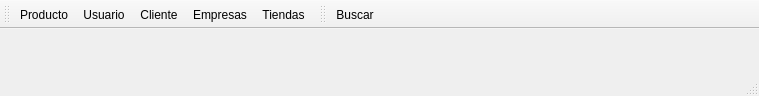
This is mainwindow.ui in benArambide/ProyFinal-IS2 as Qt 5 draws it before an edit. The edited form follows.
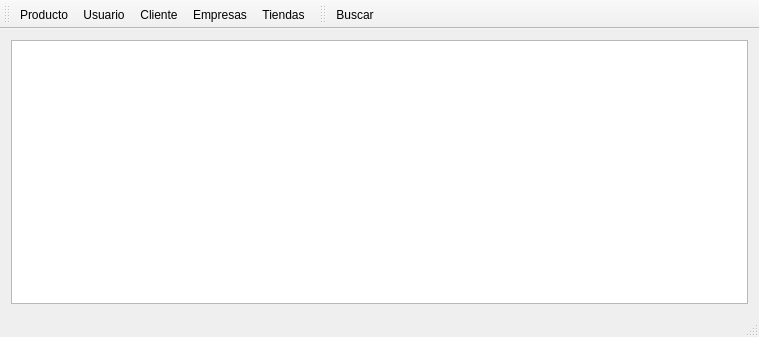
This is the edited form. Icons and pictures are not drawn.

The edit to the form file:
```diff
--- a/mainwindow.ui
+++ b/mainwindow.ui
@@ -7,7 +7,7 @@
     <x>0</x>
     <y>0</y>
     <width>759</width>
-    <height>96</height>
+    <height>337</height>
    </rect>
   </property>
   <property name="windowTitle">
@@ -27,7 +27,11 @@
    <enum>Qt::ToolButtonTextBesideIcon</enum>
   </property>
   <widget class="QWidget" name="centralWidget">
-   <layout class="QGridLayout" name="gridLayout"/>
+   <layout class="QGridLayout" name="gridLayout">
+    <item row="0" column="0">
+     <widget class="QTableView" name="test"/>
+    </item>
+   </layout>
   </widget>
   <widget class="QToolBar" name="toolBar_modulos">
    <property name="windowTitle">
```
